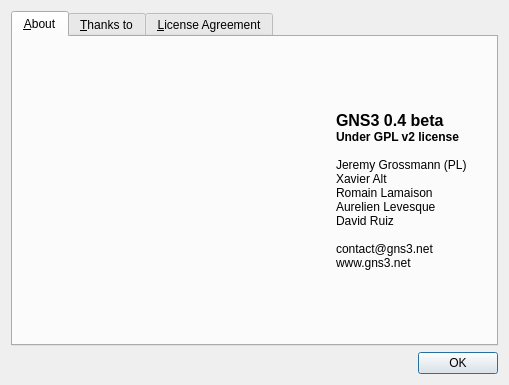
Above: src/GNS3/Ui/Form_About.ui from GNS3/gns3-legacy before the change. Below: the same form after it.
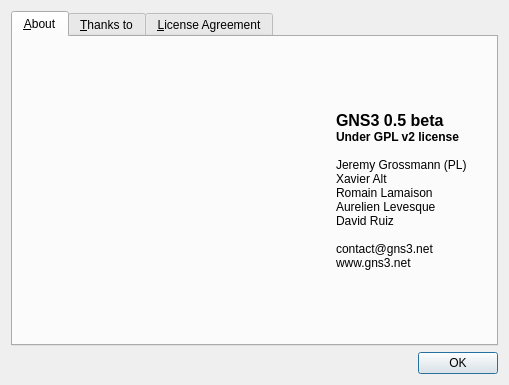
That is the form after the change. Icons and pictures are not drawn.

Diff of the .ui file:
```diff
--- a/src/GNS3/Ui/Form_About.ui
+++ b/src/GNS3/Ui/Form_About.ui
@@ -45,7 +45,7 @@
           <string>&lt;html>&lt;head>&lt;meta name="qrichtext" content="1" />&lt;style type="text/css">
 p, li { white-space: pre-wrap; }
 &lt;/style>&lt;/head>&lt;body style=" font-family:'Sans Serif'; font-size:9pt; font-weight:400; font-style:normal;">
-&lt;p style=" margin-top:0px; margin-bottom:0px; margin-left:0px; margin-right:0px; -qt-block-indent:0; text-indent:0px;">&lt;span style=" font-size:12pt; font-weight:600;">GNS3 0.4 beta&lt;/span>&lt;/p>
+&lt;p style=" margin-top:0px; margin-bottom:0px; margin-left:0px; margin-right:0px; -qt-block-indent:0; text-indent:0px;">&lt;span style=" font-size:12pt; font-weight:600;">GNS3 0.5 beta&lt;/span>&lt;/p>
 &lt;p style=" margin-top:0px; margin-bottom:0px; margin-left:0px; margin-right:0px; -qt-block-indent:0; text-indent:0px; font-weight:600;">Under GPL v2 license&lt;/p>
 &lt;p style="-qt-paragraph-type:empty; margin-top:0px; margin-bottom:0px; margin-left:0px; margin-right:0px; -qt-block-indent:0; text-indent:0px; font-weight:600;">&lt;/p>
 &lt;p style=" margin-top:0px; margin-bottom:0px; margin-left:0px; margin-right:0px; -qt-block-indent:0; text-indent:0px; font-weight:600;">&lt;span style=" font-weight:400;">Jeremy Grossmann (PL)&lt;/span>&lt;/p>
```
